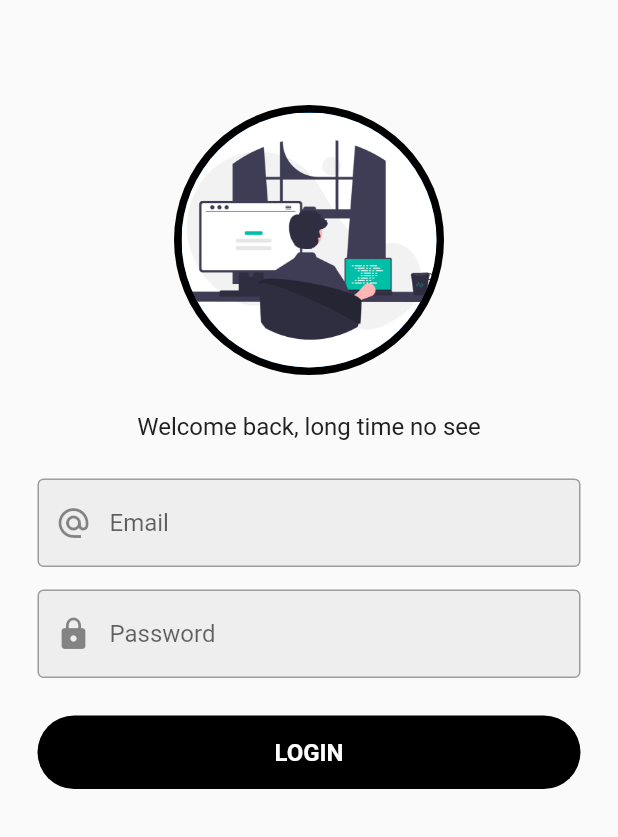
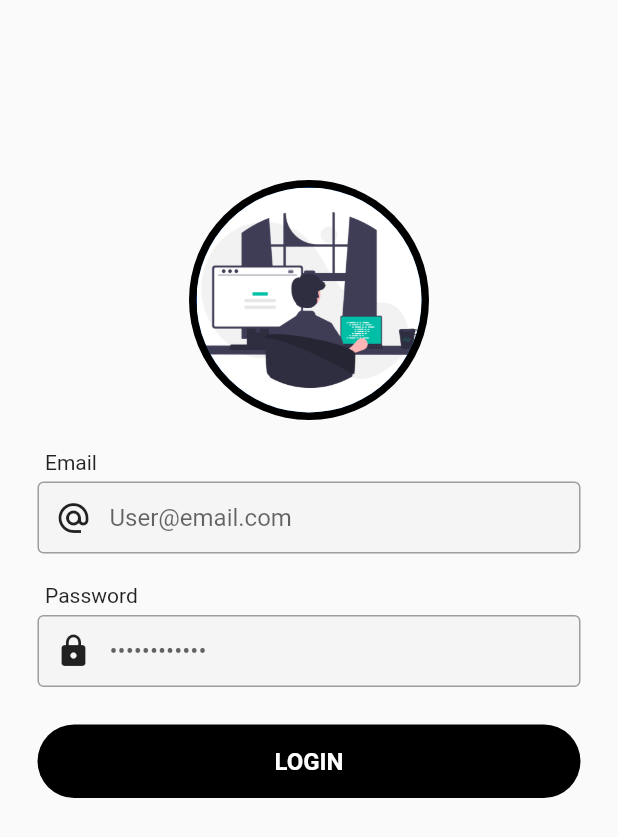
Before and after one commit to arhiidiot/xmtk_app, a Flutter app: the screen it shows after launch, on a phone screen of 412 x 824 dp. Shown: the top 837 px of the screen. Run offline on Flutter 3.47's test engine with Material 2 defaults, Android fonts, the phone set to English and light mode, and no system bars.

Commit message:
chore: minor update for login page

```diff
--- a/lib/components/com_textfield.dart
+++ b/lib/components/com_textfield.dart
@@ -21,6 +21,7 @@ class MyTextfield extends StatelessWidget {
       child: TextField(
         controller: controller,
         obscureText: obscureText,
+        cursorColor: Colors.black,
         decoration: InputDecoration(
           enabledBorder: const OutlineInputBorder(
             borderSide: BorderSide(color: Colors.grey),
@@ -29,9 +30,10 @@ class MyTextfield extends StatelessWidget {
           focusedBorder: OutlineInputBorder(
             borderSide: BorderSide(color: Colors.black),
           ),
-          fillColor: Colors.grey.shade200,
+          fillColor: Colors.grey.shade100,
           filled: true,
           hintText: hintText,
+          contentPadding: EdgeInsets.symmetric(vertical: 0),
         ),
       ),
     );
--- a/lib/pages/login.dart
+++ b/lib/pages/login.dart
@@ -14,43 +14,62 @@ class Login extends StatelessWidget {
     return Scaffold(
       backgroundColor: Colors.grey[50],
       body: SafeArea(
+        child: SingleChildScrollView(
           child: Center(
             child: Column(
               children: [
-              const SizedBox(height: 70),
+                const SizedBox(height: 120),
                 const CircleAvatar(
                   backgroundColor: Colors.black,
-                radius: 90,
+                  radius: 80,
                   child: CircleAvatar(
                     backgroundImage: AssetImage("assets/images/login.png"),
-                  radius: 85,
+                    radius: 75,
                   ),
                 ),
                 // const Icon(
                 //   Icons.android,
                 //   size: 100,
                 // ),
-              const SizedBox(height: 25),
-              Text(
-                'Welcome back, long time no see',
-                style: TextStyle(
-                  color: Colors.grey[900],
-                  fontSize: 16,
+                // const SizedBox(height: 25),
+                // Text(
+                //   'Welcome back, long time no see',
+                //   style: TextStyle(
+                //     color: Colors.grey[900],
+                //     fontSize: 16,
+                //   ),
+                // ),
+                const SizedBox(height: 15),
+                Container(
+                  alignment: Alignment.centerLeft,
+                  padding: EdgeInsets.all(5),
+                  margin: EdgeInsets.symmetric(horizontal: 25),
+                  child: Text('Email'),
                 ),
-              ),
-              const SizedBox(height: 25),
                 MyTextfield(
                   controller: usernameController,
                   obscureText: false,
-                hintText: 'Email',
-                prefixIcon: Icon(Icons.alternate_email_sharp),
+                  hintText: 'User@email.com',
+                  prefixIcon: Icon(
+                    Icons.alternate_email_sharp,
+                    color: Colors.black87,
+                  ),
                 ),
                 const SizedBox(height: 15),
+                Container(
+                  alignment: Alignment.centerLeft,
+                  padding: EdgeInsets.all(5),
+                  margin: EdgeInsets.symmetric(horizontal: 25),
+                  child: Text('Password'),
+                ),
                 MyTextfield(
                   controller: passswordController,
                   obscureText: true,
-                hintText: 'Password',
-                prefixIcon: Icon(Icons.lock),
+                  hintText: '••••••••••••',
+                  prefixIcon: Icon(
+                    Icons.lock,
+                    color: Colors.black87,
+                  ),
                 ),
                 const SizedBox(height: 25),
                 Mybutton(),
@@ -58,6 +77,7 @@ class Login extends StatelessWidget {
             ),
           ),
         ),
+      ),
     );
   }
 }
--- a/pubspec.yaml
+++ b/pubspec.yaml
@@ -35,6 +35,7 @@ dependencies:
   # Use with the CupertinoIcons class for iOS style icons.
   cupertino_icons: ^1.0.2
   flutter_launcher_icons: ^0.12.0
+  dio: ^5.1.1
 
 dev_dependencies:
   flutter_test:
```
Also changed, not shown: pubspec.lock. Lines whose indentation alone changed are shown as unchanged.
